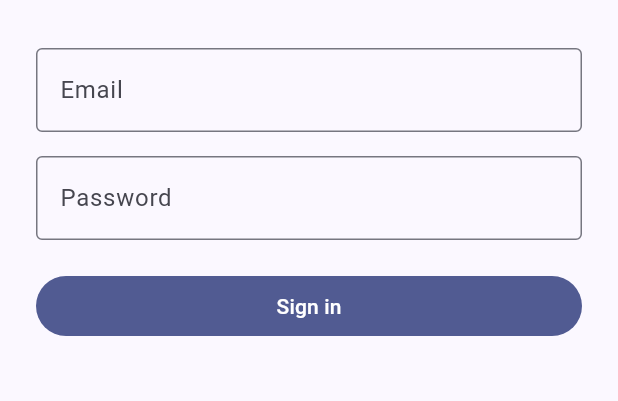
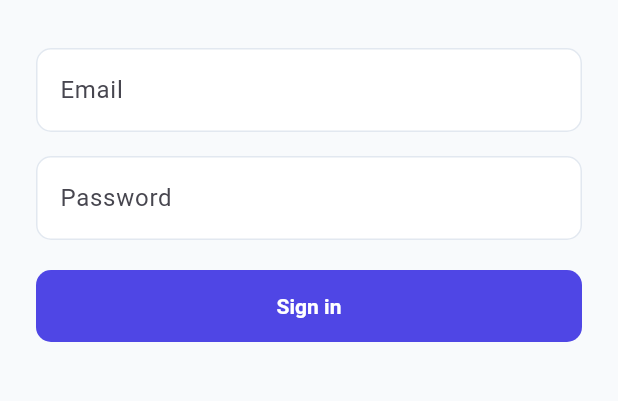
Before and after one commit to sukenda/starter, a Flutter app: the screen it shows after launch, on a phone screen of 412 x 824 dp, the part 495-896 px from its top. Run offline on Flutter 3.47's test engine with Material 3 defaults, Android fonts, the light colour scheme and no system bars; our stand-ins replace dio, flutter_riverpod, flutter_secure_storage, go_router.

Commit message:
feat(design): apply shared Flutter theme

```diff
--- a/apps/mobile/lib/app/app.dart
+++ b/apps/mobile/lib/app/app.dart
@@ -1,6 +1,7 @@
 import 'package:flutter/material.dart';
 import 'package:flutter_riverpod/flutter_riverpod.dart';
 import 'package:starter_mobile/app/router.dart';
+import 'package:starter_mobile/design_system/theme.dart';
 
 class StarterApp extends ConsumerWidget {
   const StarterApp({super.key});
@@ -11,10 +12,7 @@ class StarterApp extends ConsumerWidget {
       title: 'Starter',
       debugShowCheckedModeBanner: false,
       routerConfig: ref.watch(routerProvider),
-      theme: ThemeData(
-        useMaterial3: true,
-        colorScheme: ColorScheme.fromSeed(seedColor: Colors.indigo),
-      ),
+      theme: StarterTheme.light,
     );
   }
 }
```
